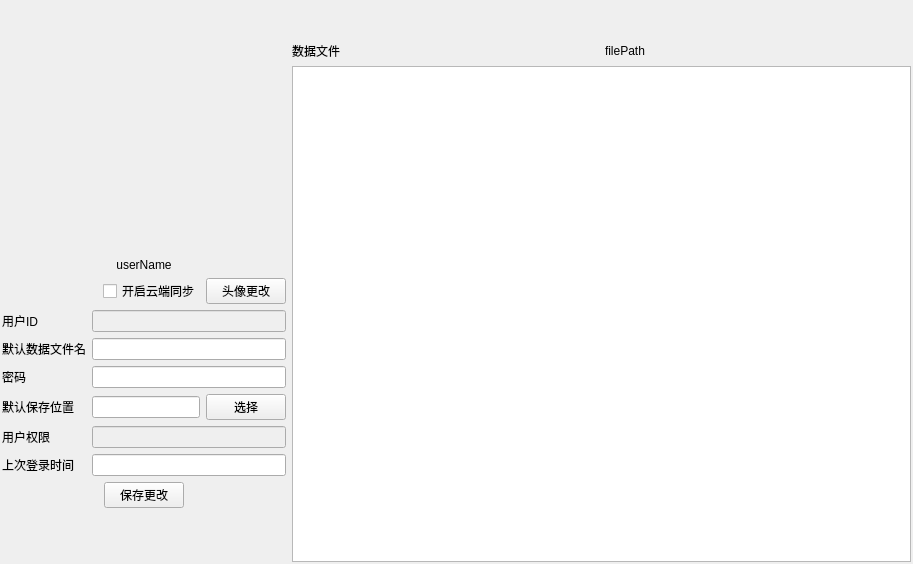
This is MainUI/userwidget.ui in Mr-tang0/MINIMTS as Qt 5 draws it before an edit. The edited form follows.
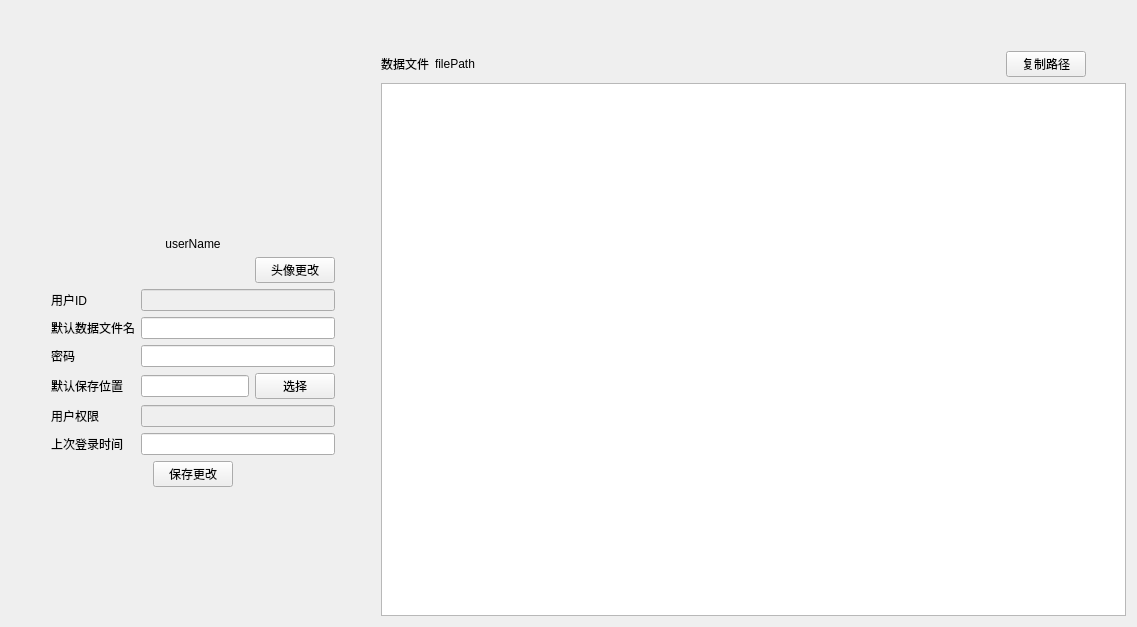
This is the edited form.

The edit to the form file:
```diff
--- a/MainUI/userwidget.ui
+++ b/MainUI/userwidget.ui
@@ -6,38 +6,26 @@
    <rect>
     <x>0</x>
     <y>0</y>
-    <width>913</width>
-    <height>564</height>
+    <width>1137</width>
+    <height>627</height>
    </rect>
   </property>
   <property name="windowTitle">
    <string>Form</string>
   </property>
   <layout class="QGridLayout" name="gridLayout">
-   <property name="leftMargin">
-    <number>2</number>
-   </property>
-   <property name="topMargin">
-    <number>2</number>
-   </property>
-   <property name="rightMargin">
-    <number>2</number>
-   </property>
-   <property name="bottomMargin">
-    <number>2</number>
-   </property>
    <item row="0" column="0">
-    <layout class="QHBoxLayout" name="horizontalLayout_5" stretch="0,1">
+    <layout class="QHBoxLayout" name="horizontalLayout_6" stretch="0,1">
      <item>
-      <layout class="QVBoxLayout" name="verticalLayout_3">
+      <layout class="QVBoxLayout" name="verticalLayout_4">
        <item>
         <layout class="QVBoxLayout" name="verticalLayout">
          <item>
           <widget class="QWidget" name="userHeader" native="true">
            <property name="minimumSize">
             <size>
-             <width>250</width>
-             <height>250</height>
+             <width>220</width>
+             <height>220</height>
             </size>
            </property>
            <property name="styleSheet">
@@ -61,6 +49,23 @@
         </layout>
        </item>
        <item>
+        <layout class="QHBoxLayout" name="horizontalLayout_5">
+         <item>
+          <spacer name="horizontalSpacer_4">
+           <property name="orientation">
+            <enum>Qt::Horizontal</enum>
+           </property>
+           <property name="sizeHint" stdset="0">
+            <size>
+             <width>40</width>
+             <height>20</height>
+            </size>
+           </property>
+          </spacer>
+         </item>
+         <item>
+          <layout class="QVBoxLayout" name="verticalLayout_3">
+           <item>
         <layout class="QHBoxLayout" name="horizontalLayout_4">
          <item>
           <spacer name="horizontalSpacer_3">
@@ -75,13 +80,6 @@
            </property>
           </spacer>
          </item>
-         <item>
-          <widget class="QCheckBox" name="checkBox">
-           <property name="text">
-            <string>开启云端同步</string>
-           </property>
-          </widget>
-         </item>
          <item>
           <widget class="QPushButton" name="headerChoose">
            <property name="text">
@@ -231,6 +229,23 @@
       </layout>
      </item>
      <item>
+          <spacer name="horizontalSpacer_5">
+           <property name="orientation">
+            <enum>Qt::Horizontal</enum>
+           </property>
+           <property name="sizeHint" stdset="0">
+            <size>
+             <width>40</width>
+             <height>20</height>
+            </size>
+           </property>
+          </spacer>
+         </item>
+        </layout>
+       </item>
+      </layout>
+     </item>
+     <item>
       <layout class="QVBoxLayout" name="verticalLayout_2" stretch="0,0,1">
        <item>
         <spacer name="verticalSpacer">
@@ -246,7 +261,7 @@
         </spacer>
        </item>
        <item>
-        <layout class="QHBoxLayout" name="horizontalLayout">
+        <layout class="QHBoxLayout" name="horizontalLayout" stretch="0,1,0,0">
          <item>
           <widget class="QLabel" name="label_13">
            <property name="text">
@@ -267,6 +282,26 @@
            </property>
           </widget>
          </item>
+         <item>
+          <widget class="QPushButton" name="copyPath">
+           <property name="text">
+            <string>复制路径</string>
+           </property>
+          </widget>
+         </item>
+         <item>
+          <spacer name="horizontalSpacer_6">
+           <property name="orientation">
+            <enum>Qt::Horizontal</enum>
+           </property>
+           <property name="sizeHint" stdset="0">
+            <size>
+             <width>40</width>
+             <height>20</height>
+            </size>
+           </property>
+          </spacer>
+         </item>
         </layout>
        </item>
        <item>
```
Lines whose indentation alone changed are shown as unchanged.
